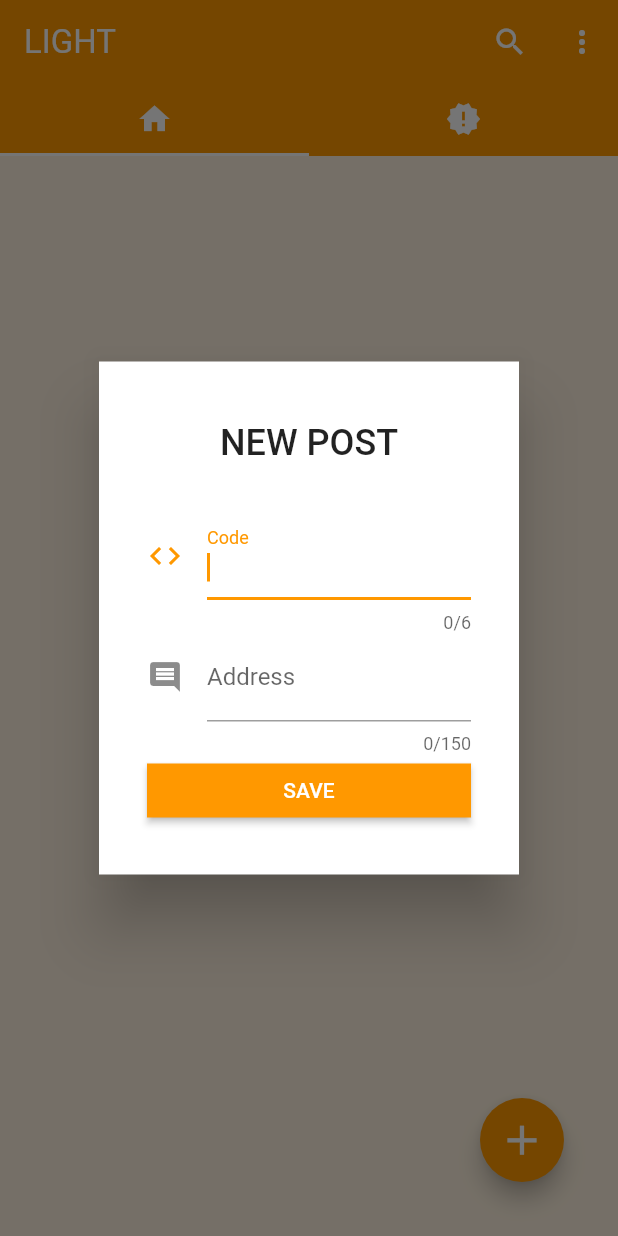
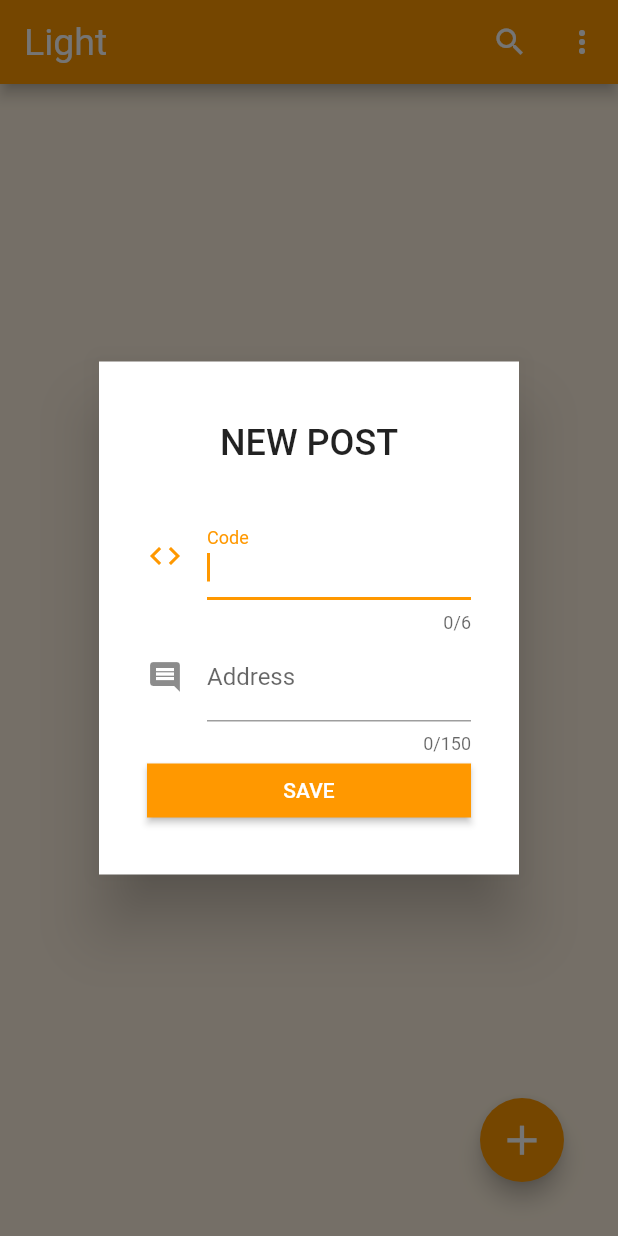
Before and after one commit to tharinduprabath/Light, a Flutter app: the screen it shows after launch, after a tap on the "add" icon, on a phone screen of 412 x 824 dp. Run offline on Flutter 3.47's test engine with Material 2 defaults, Android fonts, the phone set to English and light mode, and no system bars; our stand-ins replace firebase_database; accounts and stored records are empty.

Commit message:
main, splash, splash done cleanUp

```diff
--- a/lib/features.dart
+++ /dev/null
@@ -1,20 +0,0 @@
-import 'package:flutter/material.dart';
-
-class PageFeatures extends StatelessWidget {
-  Widget build(BuildContext context) {
-    return Scaffold(
-      body: Container(
-        decoration: BoxDecoration(
-          gradient: LinearGradient(
-              begin: Alignment.centerLeft,
-              end: Alignment.centerRight,
-              colors: [
-                Colors.orange[200],
-                Colors.orange[50],
-              ]),
-        ),
-        child: Container(),
-        ),
-      );
-  }
-}
--- a/lib/handle.dart
+++ b/lib/handle.dart
@@ -1,34 +1,24 @@
 import 'package:flutter/material.dart';
 import 'package:lightapp/constants.dart';
-import 'package:lightapp/features.dart';
 import 'package:lightapp/home.dart';
 import 'package:lightapp/search.dart';
 
-class Handle extends StatefulWidget {
-  HandleState createState() => HandleState();
+class Handle extends StatelessWidget {
+  @override
+  Widget build(BuildContext context) {
+    return Scaffold(
+      appBar: myAppBar(context),
+      body: new PageHome(),
+    );
   }
 
-class HandleState extends State<Handle> with SingleTickerProviderStateMixin {
-  ScrollController _scrollViewController;
-  TabController _tabController;
-
-  @override
-  Widget build(BuildContext context) {
-    Color appBarItemsColor = Colors.white;
-    return Scaffold(
-        body: new NestedScrollView(
-      controller: _scrollViewController,
-      headerSliverBuilder: (BuildContext context, bool innerBoxIsScrolled) {
-        return <Widget>[
-          new SliverAppBar(
-            title: new Text("LIGHT",
-                style: TextStyle(color: appBarItemsColor, fontSize: 22)),
-            automaticallyImplyLeading: false,
+  Widget myAppBar(context) {
+    return new AppBar(
+      title: Text("Light"),
       actions: <Widget>[
         IconButton(
             icon: Icon(
               Icons.search,
-                    //color: appBarItemsColor,
             ),
             onPressed: () {
               showSearch(context: context, delegate: DataSearch());
@@ -36,9 +26,10 @@ class HandleState extends State<Handle> with SingleTickerProviderStateMixin {
         PopupMenuButton<String>(
             icon: Icon(
               Icons.more_vert,
-                    //color: appBarItemsColor,
             ),
-                  onSelected: choiceAction,
+            onSelected: (choice) {
+              _choiceAction(choice, context);
+            },
             itemBuilder: (BuildContext context) {
               return Constants.choices.map((String choice) {
                 return PopupMenuItem<String>(
@@ -48,77 +39,22 @@ class HandleState extends State<Handle> with SingleTickerProviderStateMixin {
               }).toList();
             })
       ],
-            pinned: true,
-            floating: true,
-            snap: true,
-            forceElevated: innerBoxIsScrolled,
-            bottom: new TabBar(
-              tabs: <Tab>[
-                new Tab(
-                  icon: Icon(
-                    Icons.home,
-                    color: appBarItemsColor,
-                  ),
-                ),
-                new Tab(
-                  icon: Icon(Icons.new_releases, color: appBarItemsColor),
-                ),
-              ],
-              controller: _tabController,
-            ),
-          )
-        ];
-      },
-      body: new TabBarView(
-        children: <Widget>[
-          callPage(0),
-          callPage(1),
-        ],
-        controller: _tabController,
-      ),
-    ));
+    );
   }
 
-  Widget callPage(int currentIndex) {
-    switch (currentIndex) {
-      case 0:
-        return new PageHome();
-      case 1:
-        return new PageFeatures();
-        break;
-      default:
-        return new PageHome();
-    }
+  void _choiceAction(String choice, context) {
+    if (choice == Constants.about) _showAboutDialog(context);
   }
 
-//  int _currentIndex = 0;
-
-  void choiceAction(String choice) {
-    if (choice == "About") {
+  void _showAboutDialog(context) {
     showAboutDialog(
         context: context,
-          applicationName: "LIGHT",
+        applicationName: "Light",
         applicationVersion: "1.0v",
         applicationIcon: Icon(
           Icons.lightbulb_outline,
-            color: Colors.orange,
           size: 70,
         ),
         applicationLegalese: "SHADOWFAX©2019");
   }
 }
-
-  @override
-  void dispose() {
-    _scrollViewController.dispose();
-    _tabController.dispose();
-    super.dispose();
-  }
-
-  @override
-  void initState() {
-    super.initState();
-    _scrollViewController = new ScrollController();
-    _tabController = new TabController(vsync: this, length: 2);
-  }
-}
--- a/lib/home.dart
+++ b/lib/home.dart
@@ -1,18 +1,16 @@
 import 'dart:async';
 
-import 'package:firebase_core/firebase_core.dart';
 import 'package:firebase_database/firebase_database.dart';
 import 'package:firebase_database/ui/firebase_animated_list.dart';
 import 'package:flutter/material.dart';
 import 'package:flutter/services.dart';
-
+import 'package:lightapp/color_loader3.dart';
 import 'package:lightapp/post.dart';
-import 'package:lightapp/color_loader3.dart';
 
 Color btnBGColor = Colors.orange;
 Color txtColor = Colors.white;
 
-class Model {
+class BottomSheetModel {
   final DatabaseReference databaseRef =
       FirebaseDatabase.instance.reference().child("Posts");
 
@@ -178,7 +176,7 @@ class PageHome extends StatefulWidget {
 }
 
 class PageHomeState extends State<PageHome> {
-  Model myModelSheet = new Model();
+  BottomSheetModel myModelSheet = new BottomSheetModel();
 
   StreamSubscription<Event> _onPostAddedSubscription;
   StreamSubscription<Event> _onPostChangedSubscription;
@@ -324,12 +322,6 @@ class PageHomeState extends State<PageHome> {
       });
   }
 
-  startTime() async {
-    isLoading = true;
-    var _duration = new Duration(milliseconds: 1000);
-    return new Timer(_duration, loadingDone);
-  }
-
   Widget showSimpleDialog() {
     newCode = "";
     newAddress = "";
@@ -385,6 +377,12 @@ class PageHomeState extends State<PageHome> {
     ));
   }
 
+  startTime() async {
+    isLoading = true;
+    var _duration = new Duration(milliseconds: 1000);
+    return new Timer(_duration, loadingDone);
+  }
+
   void _onPostAdded(Event event) {
     setState(() {
       posts.add(new Post.fromSnapshot(event.snapshot));
--- a/lib/main.dart
+++ b/lib/main.dart
@@ -16,12 +16,13 @@ class MyApp extends StatelessWidget {
         title: 'Light Service',
         theme: ThemeData(
             primarySwatch: Colors.orange,
+            iconTheme: IconThemeData(color: Colors.orange),
             appBarTheme: AppBarTheme(
                 iconTheme: IconThemeData(
                   color: Colors.white,
                 ),
                 textTheme: TextTheme(
-                    title: TextStyle(color: Colors.white, fontSize: 22)))),
+                    title: TextStyle(color: Colors.white, fontSize: 25)))),
         home: Splash());
   }
 }
--- a/lib/splash.dart
+++ b/lib/splash.dart
@@ -1,5 +1,4 @@
 import 'dart:async';
-
 import 'package:flutter/material.dart';
 import 'package:lightapp/color_loader4.dart';
 import 'package:lightapp/dot_type.dart';
@@ -11,8 +10,6 @@ class Splash extends StatefulWidget {
 class SplashState extends State<Splash> {
   @override
   Widget build(BuildContext context) {
-    Color itemColor = Colors.orange;
-
     return Scaffold(
       body: Container(
         decoration: BoxDecoration(
@@ -25,34 +22,23 @@ class SplashState extends State<Splash> {
               ]),
         ),
         child: Column(
-          mainAxisAlignment: MainAxisAlignment.center,
           children: <Widget>[
             Spacer(),
             Icon(
               Icons.lightbulb_outline,
               size: 200,
-              color: itemColor,
             ),
             Spacer(),
             Align(
               alignment: Alignment.bottomCenter,
               child: Padding(
                   padding: const EdgeInsets.only(bottom: 32),
-                  child: colorLoader4()),
+                  child: _colorLoader4()),
             ),
           ],
+          mainAxisAlignment: MainAxisAlignment.center,
         ),
       ),
-    );
-  }
-
-  Widget colorLoader4() {
-    return ColorLoader4(
-//      dotOneColor: itemColor,
-//      dotTwoColor: itemColor,
-//      dotThreeColor: itemColor,
-      dotType: DotType.diamond,
-      duration: Duration(milliseconds: 800),
     );
   }
 
@@ -63,15 +49,25 @@ class SplashState extends State<Splash> {
 
   void initState() {
     super.initState();
-    startTime();
+    _startTime();
   }
 
-  void navigationPage() {
+  Widget _colorLoader4() {
+    return ColorLoader4(
+//      dotOneColor: itemColor,
+//      dotTwoColor: itemColor,
+//      dotThreeColor: itemColor,
+      dotType: DotType.diamond,
+      duration: Duration(milliseconds: 800),
+    );
+  }
+
+  void _navigationPage() {
     Navigator.of(context).pushReplacementNamed('/handle');
   }
 
-  startTime() async {
+  _startTime() async {
     var _duration = new Duration(seconds: 5);
-    return new Timer(_duration, navigationPage);
+    return new Timer(_duration, _navigationPage);
   }
 }
```
Also changed, not shown: lib/search.dart (+18 -8 lines). Lines whose indentation alone changed are shown as unchanged.
